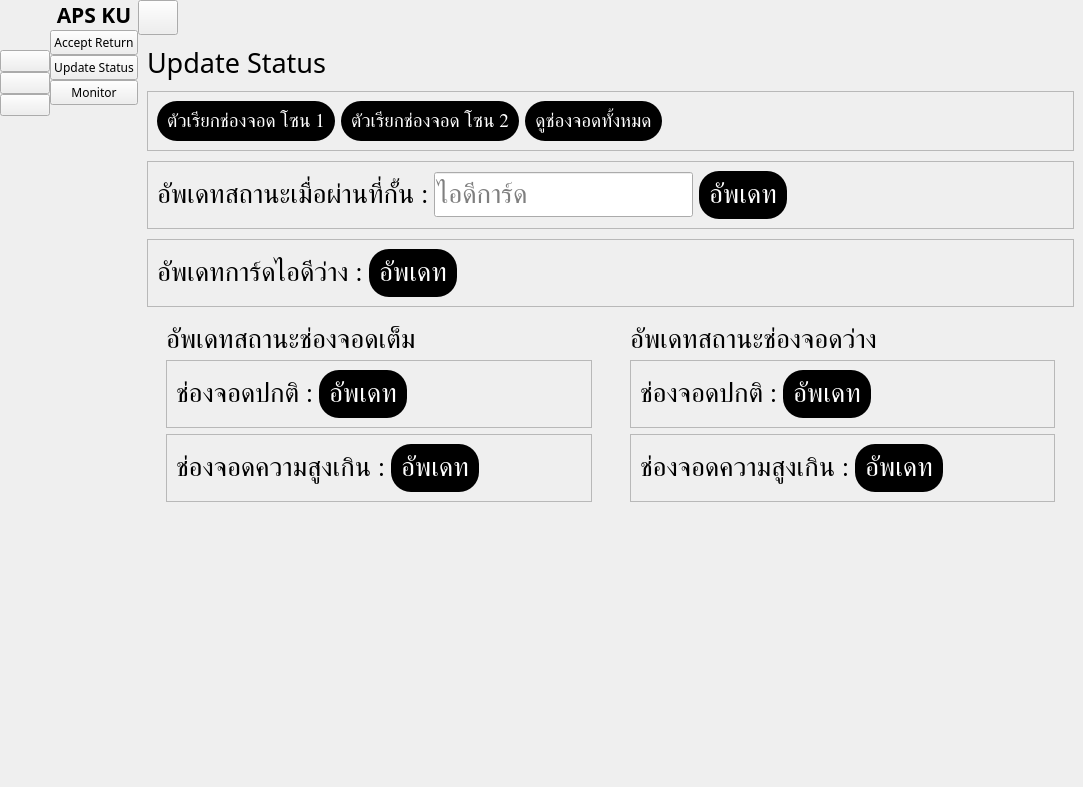
This is Mainwindow_final.ui in nungjoey/KU_CPE6_Final_Project_Automatic-Parking-System as Qt 5 draws it before an edit. The edited form follows.
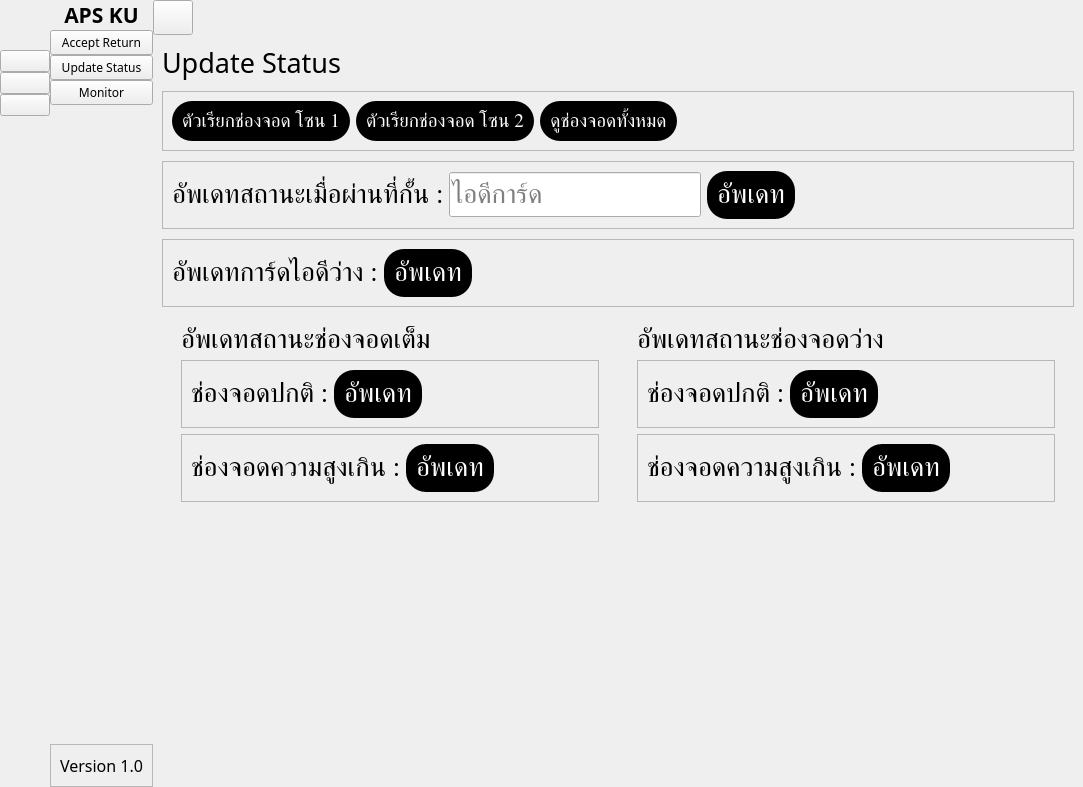
This is the edited form. Icons and pictures are not drawn.

```diff
--- a/Mainwindow_final.ui
+++ b/Mainwindow_final.ui
@@ -315,6 +315,34 @@
          </property>
         </spacer>
        </item>
+       <item>
+        <widget class="QFrame" name="frame_27">
+         <property name="frameShape">
+          <enum>QFrame::StyledPanel</enum>
+         </property>
+         <property name="frameShadow">
+          <enum>QFrame::Raised</enum>
+         </property>
+         <layout class="QVBoxLayout" name="verticalLayout_12">
+          <item>
+           <widget class="QLabel" name="label_23">
+            <property name="font">
+             <font>
+              <family>Mitr SemiBold</family>
+              <pointsize>12</pointsize>
+             </font>
+            </property>
+            <property name="text">
+             <string>Version 1.0</string>
+            </property>
+            <property name="alignment">
+             <set>Qt::AlignCenter</set>
+            </property>
+           </widget>
+          </item>
+         </layout>
+        </widget>
+       </item>
       </layout>
      </widget>
     </item>
```
